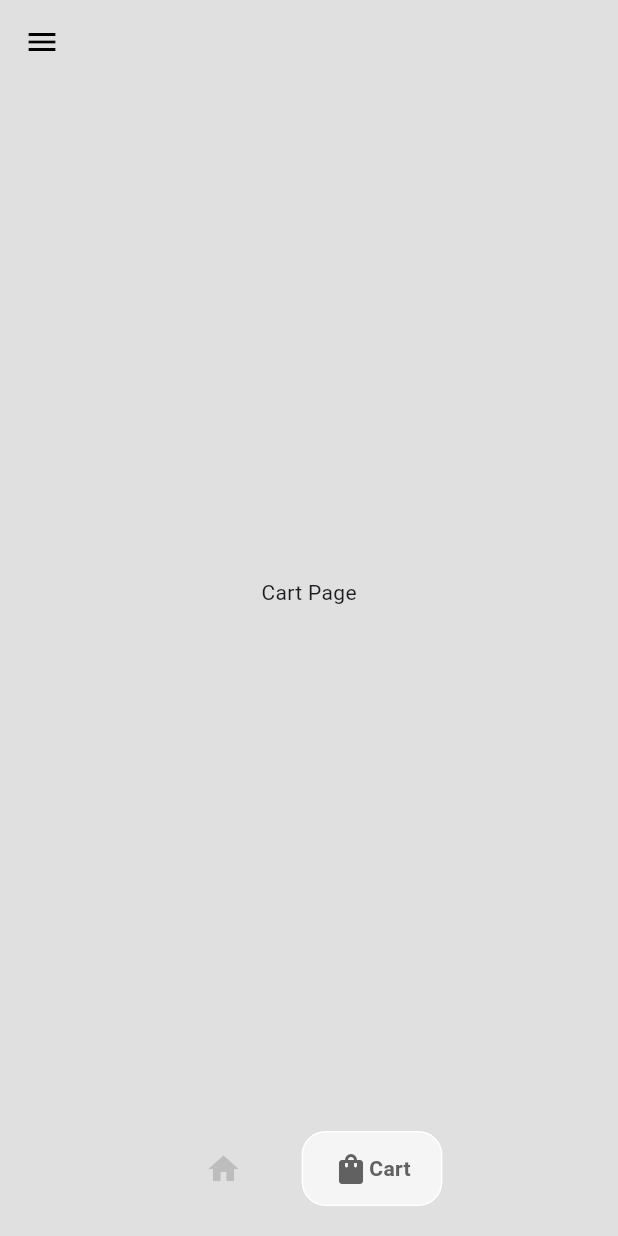
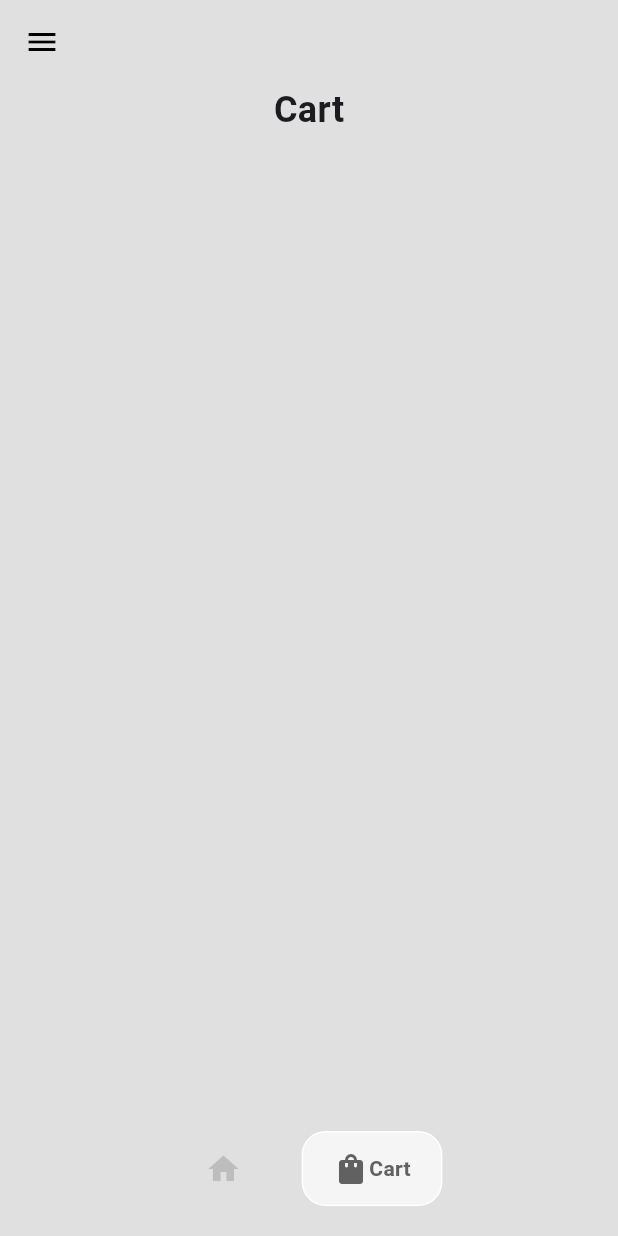
Before and after one commit to wangpf1129/ecommerce_app_flutter, a Flutter app: the HomePage screen opened directly, item 2 of the bottom bar chosen, on a phone screen of 412 x 824 dp. Run offline on Flutter 3.47's test engine with Material 3 defaults, Android fonts, the phone set to English and light mode, and no system bars; drawn by our look-alikes of google_nav_bar.

Commit message:
Add CartItem component and update CartPage

```diff
--- a/lib/pages/cart_page.dart
+++ b/lib/pages/cart_page.dart
@@ -1,4 +1,8 @@
+import 'package:ecommerce_app_flutter/components/cart_item.dart';
+import 'package:ecommerce_app_flutter/models/cart.dart';
+import 'package:ecommerce_app_flutter/models/shoe.dart';
 import 'package:flutter/material.dart';
+import 'package:provider/provider.dart';
 
 class CartPage extends StatefulWidget {
   const CartPage({super.key});
@@ -10,8 +14,34 @@ class CartPage extends StatefulWidget {
 class _CartPageState extends State<CartPage> {
   @override
   Widget build(BuildContext context) {
-    return const Center(
-      child: Text('Cart Page'),
-    );
+    return Consumer<Cart>(builder: (context, value, child) {
+      return Padding(
+        padding: const EdgeInsets.symmetric(horizontal: 24),
+        child: Column(children: [
+          const Text('Cart',
+              style: TextStyle(
+                fontSize: 24,
+                fontWeight: FontWeight.bold,
+              )),
+
+          const SizedBox(height: 10),
+
+          // cart items
+          Expanded(
+            child: ListView.builder(
+              itemCount: value.getUserCart().length,
+              itemBuilder: (context, index) {
+                Shoe individualShoe = value.getUserCart()[index];
+                return CartItem(
+                    individualShoe: individualShoe,
+                    onTabToRemoveItem: () {
+                      value.removeItemFromCart(individualShoe);
+                    });
+              },
+            ),
+          ),
+        ]),
+      );
+    });
   }
 }
```
Also changed, not shown: lib/components/cart_item.dart (added, +71 -0 lines).
